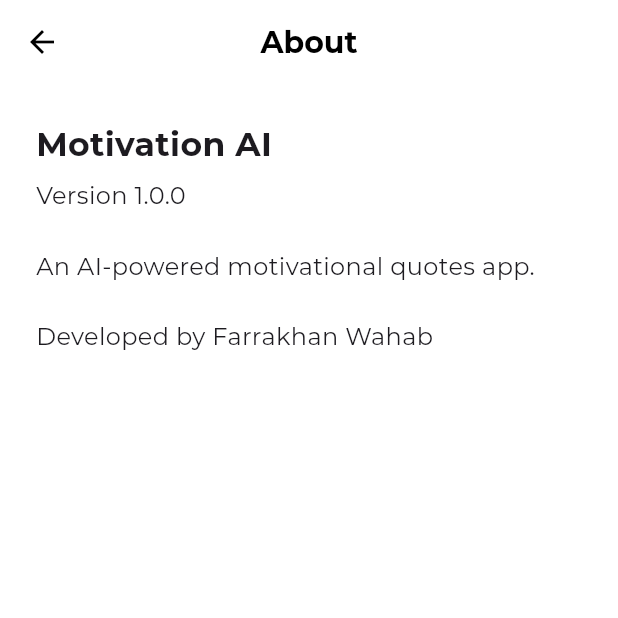
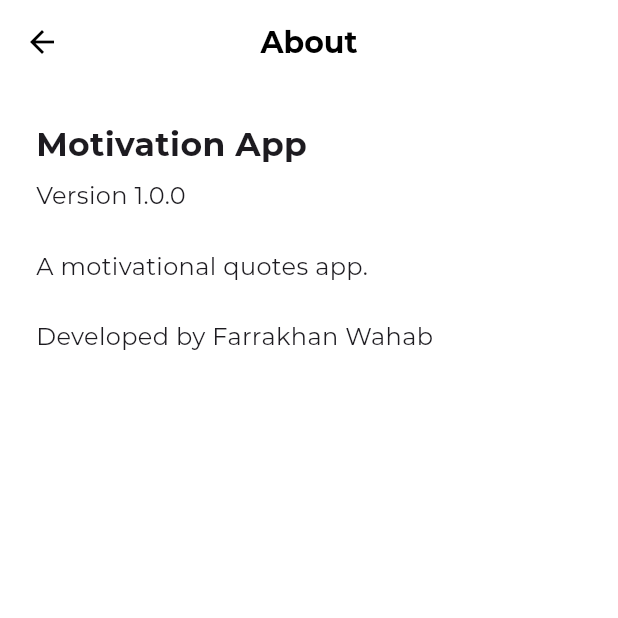
Before and after one commit to farrakhanwahab/motivation-app, a Flutter app: the AboutPage screen opened directly, on a phone screen of 412 x 824 dp, the top half of it. Run offline on Flutter 3.47's test engine with Material 3 defaults, Android fonts, the phone set to English and light mode, and no system bars; our stand-ins replace flutter_dotenv, image_picker, share_plus, shared_preferences; accounts and stored records are empty.

```diff
--- a/lib/main.dart
+++ b/lib/main.dart
@@ -64,7 +64,7 @@ class MotivationAIApp extends StatelessWidget {
       valueListenable: themeNotifier,
       builder: (context, mode, _) {
         return MaterialApp(
-          title: 'Motivation AI',
+          title: 'Motivation',
           theme: AppTheme.lightTheme,
           darkTheme: AppTheme.darkTheme,
           themeMode: mode,
--- a/lib/screens/about_page.dart
+++ b/lib/screens/about_page.dart
@@ -10,11 +10,11 @@ class AboutPage extends StatelessWidget {
       body: ListView(
         padding: const EdgeInsets.all(24),
         children: const [
-          Text('Motivation AI', style: TextStyle(fontWeight: FontWeight.bold, fontSize: 22)),
+          Text('Motivation App', style: TextStyle(fontWeight: FontWeight.bold, fontSize: 22)),
           SizedBox(height: 8),
           Text('Version 1.0.0'),
           SizedBox(height: 24),
-          Text('An AI-powered motivational quotes app.'),
+          Text('A motivational quotes app.'),
           SizedBox(height: 24),
           Text('Developed by Farrakhan Wahab'),
         ],
```
Also changed, not shown: assets/images/M.png (added), assets/images/M.svg (added), assets/images/Motivaton-app-icon.png (added), lib/services/quote_service.dart (line endings or trailing spaces), 4 other files.
